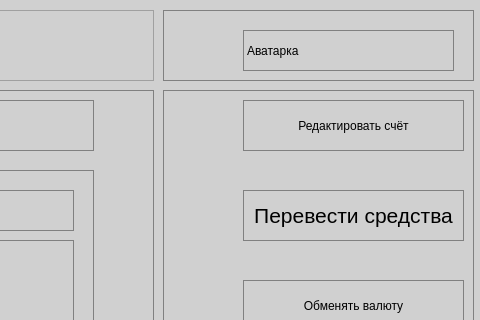
The window that mainWindow.ui (taishakutenn/TTbank) describes before a commit, drawn with Qt 5; both pictures show x 467 to 947 and y 0 to 320 of the 947 by 630 pixel window.
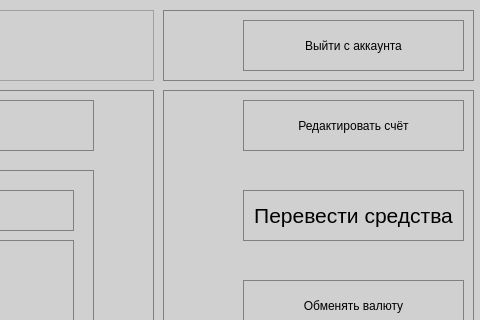
The same window after the commit. Icons and pictures are not drawn.

Patch:
```diff
--- a/mainWindow.ui
+++ b/mainWindow.ui
@@ -427,17 +427,17 @@
      <property name="frameShadow">
       <enum>QFrame::Raised</enum>
      </property>
-     <widget class="QLabel" name="label_7">
+     <widget class="QPushButton" name="leaveAccountButton">
       <property name="geometry">
        <rect>
         <x>80</x>
-        <y>20</y>
-        <width>211</width>
-        <height>41</height>
+        <y>10</y>
+        <width>221</width>
+        <height>51</height>
        </rect>
       </property>
       <property name="text">
-       <string>Аватарка</string>
+       <string>Выйти с аккаунта</string>
       </property>
      </widget>
     </widget>
```
